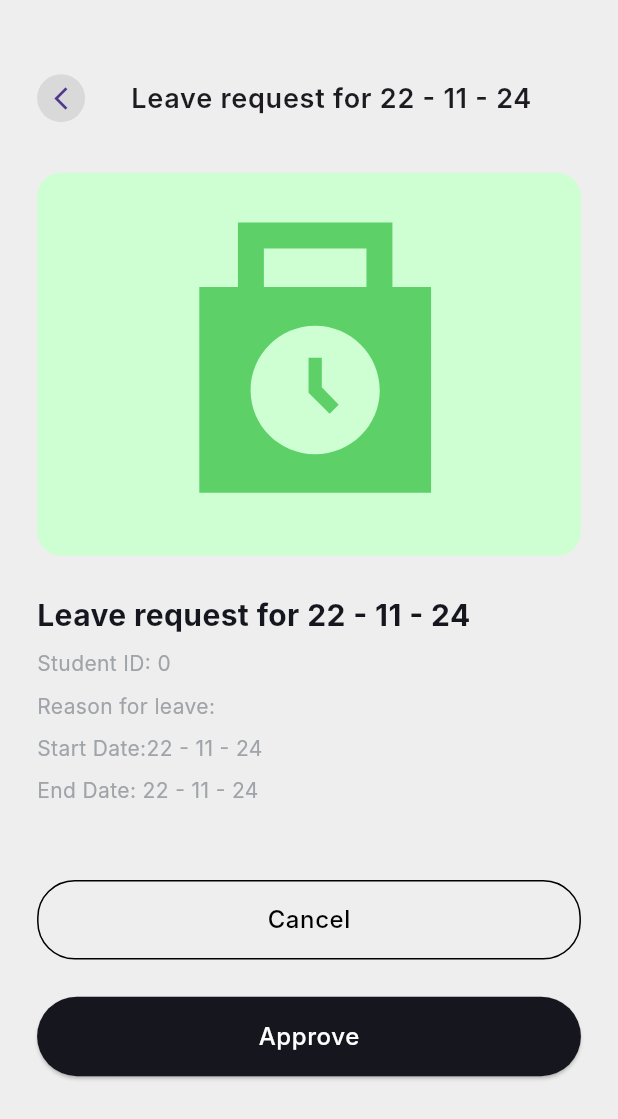
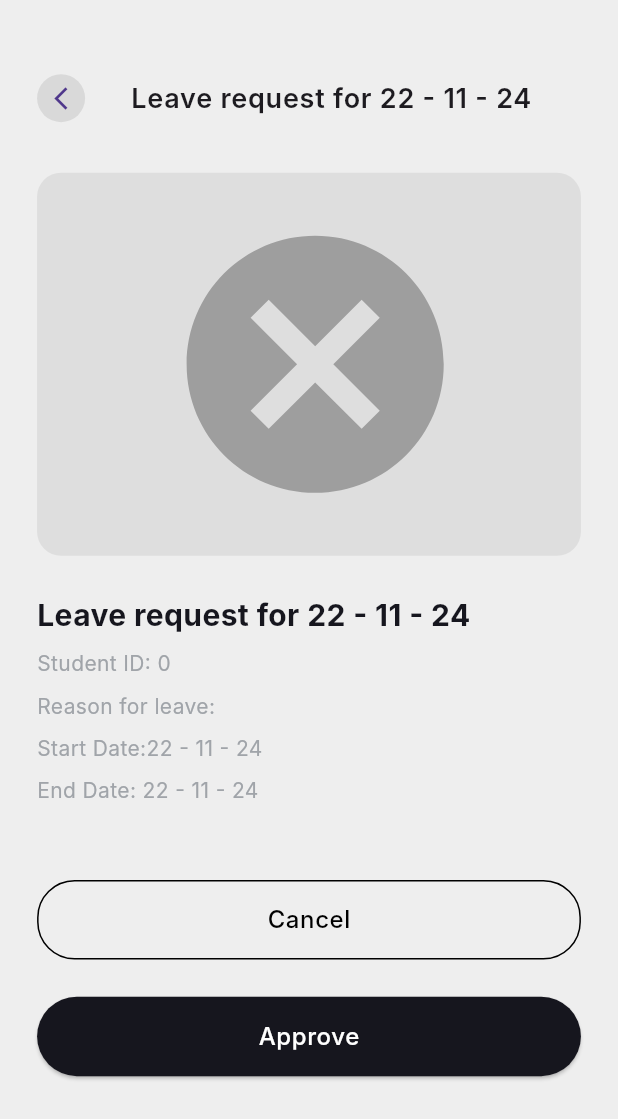
Before and after one commit to altezzai/acadobs, a Flutter app: the StudentLeaveRequestDetailsPage screen opened directly with empty values, on a phone screen of 412 x 824 dp. Shown: the top 1119 px of the screen. Run offline on Flutter 3.47's test engine with Material 3 defaults, Android fonts, the phone set to English and light mode, and no system bars; our stand-ins replace dio, file_picker, flutter_heatmap_calendar, flutter_image_compress, flutter_rating_bar, go_router and 3 more; network calls fail; Roboto replaces fonts that are missing (Inter).

Commit message:
leave request status implemented

```diff
--- a/lib/features/admin/leave_request/screens/student_leaveRequest_details.dart
+++ b/lib/features/admin/leave_request/screens/student_leaveRequest_details.dart
@@ -11,6 +11,7 @@ import 'package:school_app/core/shared_widgets/custom_appbar.dart';
 import 'package:school_app/core/shared_widgets/custom_button.dart';
 import 'package:school_app/features/teacher/homework/widgets/view_container.dart';
 import 'package:school_app/base/utils/date_formatter.dart';
+import 'package:school_app/features/admin/leave_request/widgets/leaveRequest_card.dart';
 
 class StudentLeaveRequestDetailsPage extends StatefulWidget {
   final StudentLeaveRequest studentleaverequests;
@@ -35,6 +36,8 @@ class _StudentLeaveRequestDetailsPageState
 
   @override
   Widget build(BuildContext context) {
+
+    String? status = widget.studentleaverequests.approvalStatus;
     return Scaffold(
       body: Padding(
         padding: EdgeInsets.symmetric(horizontal: Responsive.width * 6),
@@ -59,10 +62,10 @@ class _StudentLeaveRequestDetailsPageState
               SizedBox(
                 height: Responsive.height * .09,
               ),
-              const ViewContainer(
-                bcolor: Color(0xffCEFFD3),
-                icolor: Color(0xff5DD168),
-                icon: Icons.punch_clock_sharp,
+               ViewContainer(
+                bcolor: LeaveRequestCard.getStatusColor(status).withOpacity(0.2),
+                icolor:LeaveRequestCard.getStatusColor(status),
+                icon: status == "Approved"?Icons.verified:(status == "Pending"?Icons.access_time:Icons.cancel),
               ),
               SizedBox(
                 height: Responsive.height * 3,
```
Also changed, not shown: lib/features/admin/leave_request/screens/teacher_leaveRequest_details.dart (+7 -4 lines), lib/features/admin/leave_request/widgets/leaveRequest_card.dart (+6 -6 lines).
